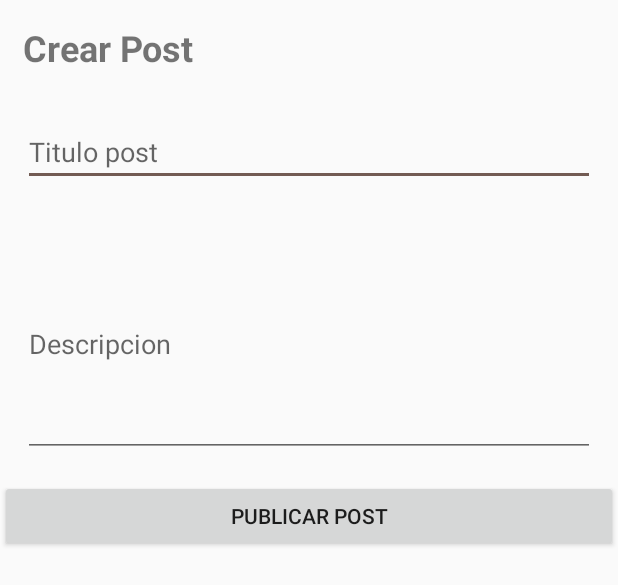
After one commit to nourthe/soft-eng-project, an Android app: the layout fragment_create_post.xml on its own in the app's theme, with its tools: preview values and no code run, on a phone screen of 412 x 824 dp. The commit adds this screen. Shown: the top 585 px of the screen. Run offline under Robolectric (Android 15) with nearby library versions, the phone set to English and light mode, and no system bars.

Commit message:
Agrega publicacion de posts fix #3

```diff
--- /dev/null
+++ b/app/src/main/res/layout/fragment_create_post.xml
@@ -0,0 +1,42 @@
+<?xml version="1.0" encoding="utf-8"?>
+<LinearLayout xmlns:android="http://schemas.android.com/apk/res/android"
+    xmlns:tools="http://schemas.android.com/tools"
+    android:layout_width="match_parent"
+    android:layout_height="match_parent"
+    android:orientation="vertical"
+    tools:context=".view.createPost">
+
+    <!-- TODO: Update blank fragment layout -->
+    <TextView
+        android:layout_width="wrap_content"
+        android:layout_height="wrap_content"
+        android:layout_margin="15dp"
+        android:text="Crear Post"
+        android:textSize="24sp"
+        android:textStyle="bold" />
+
+    <EditText
+        android:id="@+id/titulopost"
+        android:layout_width="match_parent"
+        android:layout_height="wrap_content"
+        android:ems="10"
+        android:layout_margin="15dp"
+        android:inputType="textPersonName"
+        android:hint="Titulo post" />
+
+    <EditText
+        android:id="@+id/descrpost"
+        android:layout_width="match_parent"
+        android:layout_height="150dp"
+        android:ems="10"
+        android:layout_margin="15dp"
+
+        android:hint="Descripcion" />
+
+    <Button
+        android:id="@+id/publishPost"
+        android:layout_width="match_parent"
+        android:layout_height="wrap_content"
+        android:text="Publicar Post" />
+
+</LinearLayout>
```
Also changed, not shown: app/src/main/java/com/example/pbt/ViewModel/MainViewModel.java (+7 -0 lines), app/src/main/java/com/example/pbt/view/MainActivity.java (+10 -0 lines), app/src/main/java/com/example/pbt/view/createPost.java (added, +71 -0 lines).
